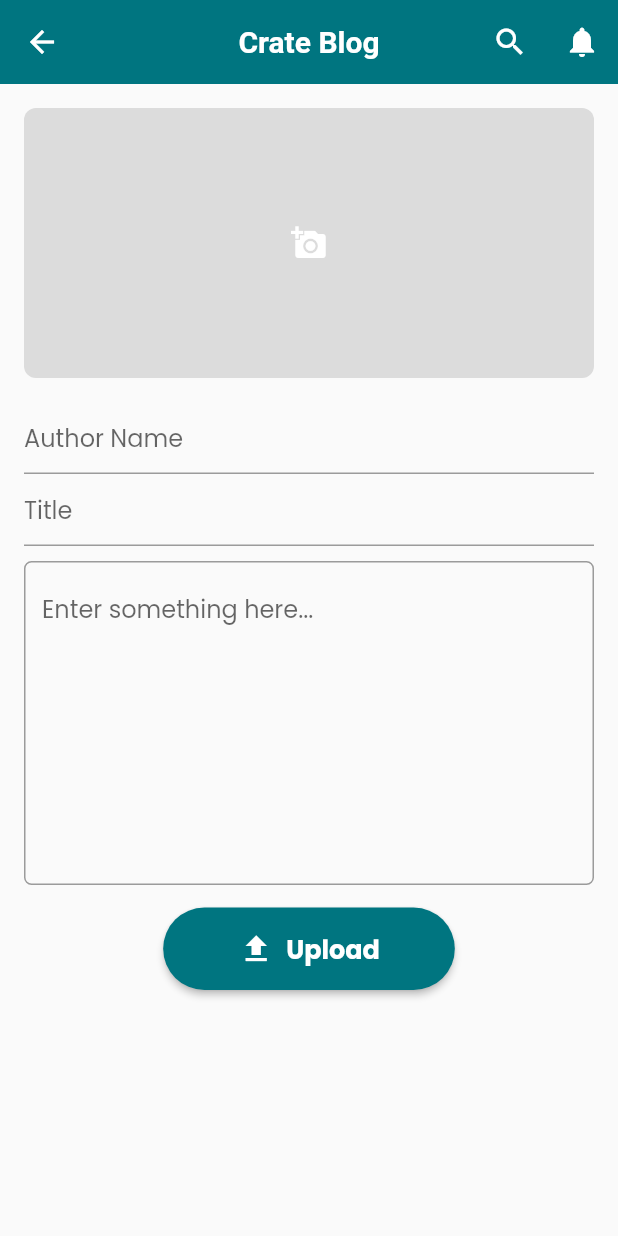
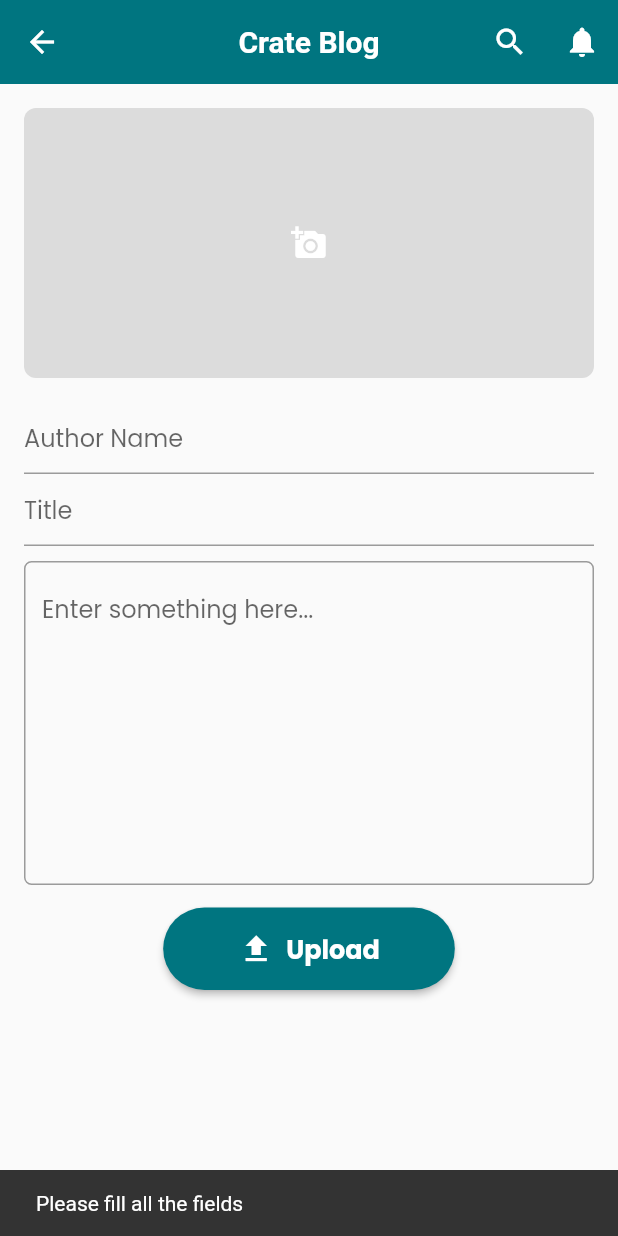
Before and after one commit to harbansi/travel_application, a Flutter app: the CreateBlog screen opened directly, after a tap on "Upload", on a phone screen of 412 x 824 dp. Run offline on Flutter 3.47's test engine with Material 2 defaults, Android fonts, the phone set to English and light mode, and no system bars; our stand-ins replace cached_network_image, cloud_firestore, firebase_auth, firebase_core, firebase_storage, flutter_signin_button and 7 more; missing offline and left inert: flutter_polyline_points; accounts and stored records are empty.

Commit message:
basic changes

```diff
--- a/lib/auth/Start.dart
+++ b/lib/auth/Start.dart
@@ -43,7 +43,7 @@ class _StartState extends State<Start> {
   checkAuthentification() async {
     _auth.authStateChanges().listen((user) {
       if (user != null) {
-        Navigator.push(
+        Navigator.pushReplacement(
             context, MaterialPageRoute(builder: (context) => Navigation()));
       }
     });
--- a/lib/auth/login.dart
+++ b/lib/auth/login.dart
@@ -18,7 +18,7 @@ class _LoginState extends State<Login> {
   checkAuthentification() async {
     _auth.authStateChanges().listen((user) {
       if (user != null) {
-        Navigator.push(
+        Navigator.pushReplacement(
             context, MaterialPageRoute(builder: (context) => Navigation()));
       }
     });
--- a/lib/auth/signUp.dart
+++ b/lib/auth/signUp.dart
@@ -17,7 +17,7 @@ class _SignUpState extends State<SignUp> {
   checkAuthentification() async {
     _auth.authStateChanges().listen((user) {
       if (user != null) {
-        Navigator.push(
+        Navigator.pushReplacement(
             context, MaterialPageRoute(builder: (context) => Navigation()));
       }
     });
--- a/lib/screen/map.dart
+++ b/lib/screen/map.dart
@@ -4,8 +4,6 @@ import 'package:geolocator/geolocator.dart';
 import 'package:google_maps_flutter/google_maps_flutter.dart';
 
 import 'dart:math' show cos, sqrt, asin;
-
-import 'package:travel_application/components/app_bar.dart';
 
 class MapView extends StatefulWidget {
   final String destination;
@@ -28,6 +26,7 @@ class _MapViewState extends State<MapView> {
 
   String _startAddress = '';
   String _destinationAddress = '';
+  String _newAdress = '';
   String _placeDistance;
 
   Set<Marker> markers = {};
@@ -321,6 +320,7 @@ class _MapViewState extends State<MapView> {
 
   @override
   Widget build(BuildContext context) {
+    print(widget.destination);
     var height = MediaQuery.of(context).size.height;
     var width = MediaQuery.of(context).size.width;
     return Container(
@@ -440,7 +440,7 @@ class _MapViewState extends State<MapView> {
                           _textField(
                               label: 'Destination',
                               hint: 'Choose destination',
-                              initialValue: '',
+                              initialValue: widget.destination,
                               prefixIcon: Icon(Icons.looks_two),
                               controller: destinationAddressController,
                               width: width,
--- a/lib/screen/subScreen/createBlog.dart
+++ b/lib/screen/subScreen/createBlog.dart
@@ -50,7 +50,10 @@ class _CreateBlogState extends State<CreateBlog> {
     currentDate = formatDate.format(dateKey);
     time = formatTime.format(dateKey);
 
-    if (selectedImage != null) {
+    if (selectedImage != null &&
+        authorName != null &&
+        title != null &&
+        description != null) {
       setState(() {
         _isLoading = true;
       });
@@ -78,7 +81,10 @@ class _CreateBlogState extends State<CreateBlog> {
       crudMethods.addData(blogMap).then((result) async {
         await Navigator.pop(context);
       });
-    } else {}
+    } else {
+      ScaffoldMessenger.of(context)
+          .showSnackBar(SnackBar(content: Text('Please fill all the fields')));
+    }
   }
 
   @override
```
